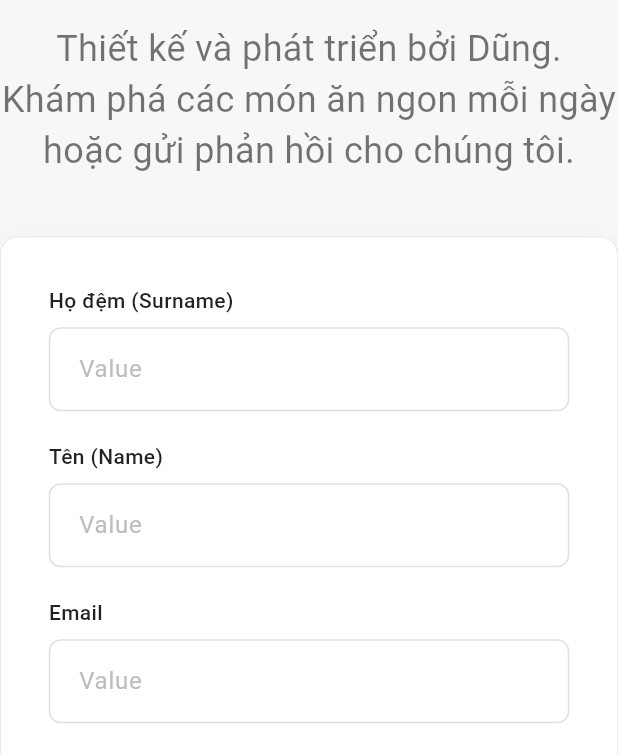
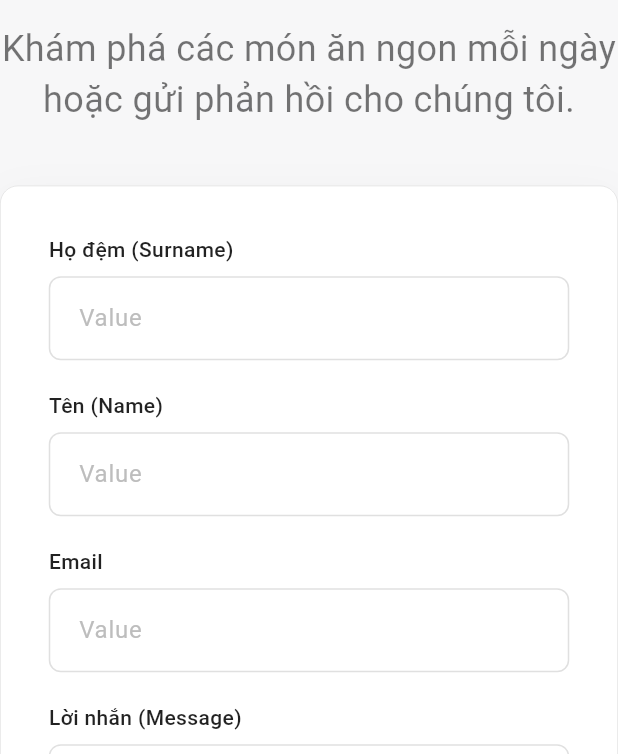
Before and after one commit to hdungx0795/AnNgon_Dung_Hiep_Khuong_N03_1_2026, a Flutter app: the AboutScreen screen opened directly, on a phone screen of 412 x 824 dp, the part 482-1236 px from its top. Run offline on Flutter 3.47's test engine with Material 3 defaults, Android fonts, the phone set to English and light mode, and no system bars.

Commit message:
style: remove designer attribution from about screen

```diff
--- a/lib/midterm/about_screen.dart
+++ b/lib/midterm/about_screen.dart
@@ -27,7 +27,7 @@ class AboutScreen extends StatelessWidget {
 
             // Tieu de phu
             const Text(
-              'Thiết kế và phát triển bởi Dũng.\nKhám phá các món ăn ngon mỗi ngày hoặc gửi phản hồi cho chúng tôi.',
+              'Khám phá các món ăn ngon mỗi ngày hoặc gửi phản hồi cho chúng tôi.',
               textAlign: TextAlign.center,
               style: TextStyle(
                 fontSize: 24,
```
